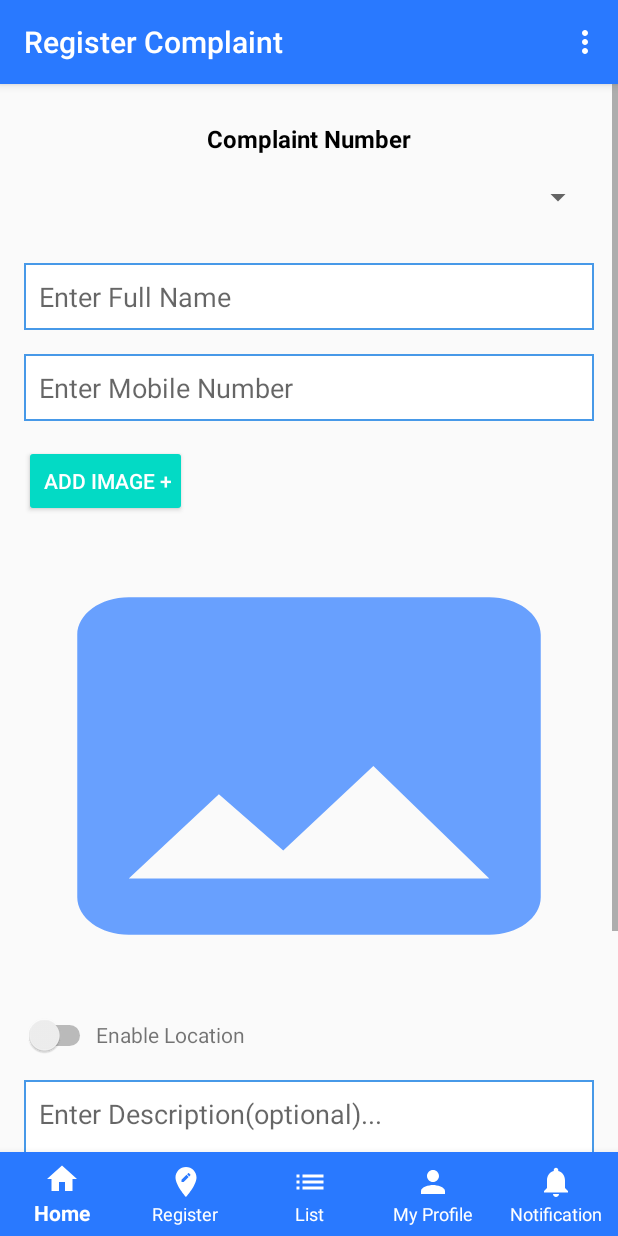
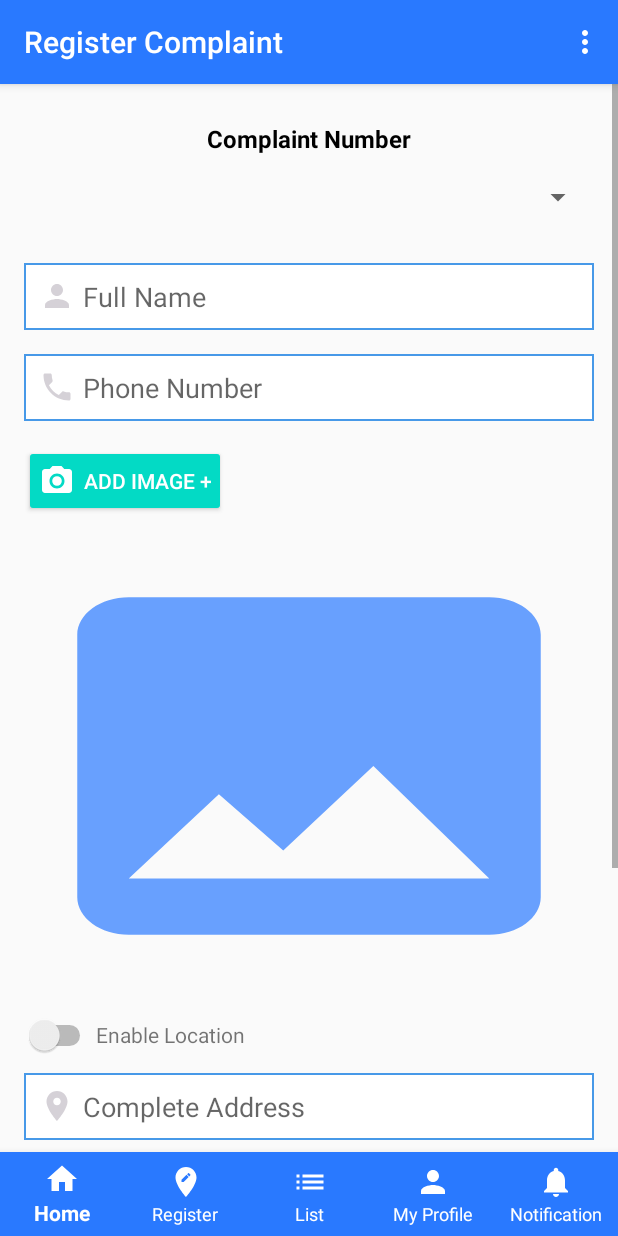
Before and after one commit to Yogesh136/HelloWorld, an Android app: the screen it shows after launch once a user with an empty profile is signed in (MainActivity), item 2 of the bottom bar chosen, on a phone screen of 412 x 824 dp. Run offline under Robolectric (Android 15) with nearby library versions, the phone set to English and light mode, and no system bars; our stand-ins replace Firebase (no records; nobody signed in at launch, a user with empty details on screens opened directly); pictures from the network do not load.

Commit message:
hello World

```diff
--- /dev/null
+++ b/app/src/main/res/drawable/camera_icon.xml
@@ -0,0 +1,6 @@
+<vector android:height="24dp" android:tint="#FFFFFF"
+    android:viewportHeight="24.0" android:viewportWidth="24.0"
+    android:width="24dp" xmlns:android="http://schemas.android.com/apk/res/android">
+    <path android:fillColor="#FF000000" android:pathData="M12,12m-3.2,0a3.2,3.2 0,1 1,6.4 0a3.2,3.2 0,1 1,-6.4 0"/>
+    <path android:fillColor="#FF000000" android:pathData="M9,2L7.17,4L4,4c-1.1,0 -2,0.9 -2,2v12c0,1.1 0.9,2 2,2h16c1.1,0 2,-0.9 2,-2L22,6c0,-1.1 -0.9,-2 -2,-2h-3.17L15,2L9,2zM12,17c-2.76,0 -5,-2.24 -5,-5s2.24,-5 5,-5 5,2.24 5,5 -2.24,5 -5,5z"/>
+</vector>
--- /dev/null
+++ b/app/src/main/res/drawable/ic_add_a_photo_black_24dp.xml
@@ -0,0 +1,5 @@
+<vector android:height="24dp" android:tint="#448AFF"
+    android:viewportHeight="24.0" android:viewportWidth="24.0"
+    android:width="24dp" xmlns:android="http://schemas.android.com/apk/res/android">
+    <path android:fillColor="#FF000000" android:pathData="M3,4L3,1h2v3h3v2L5,6v3L3,9L3,6L0,6L0,4h3zM6,10L6,7h3L9,4h7l1.83,2L21,6c1.1,0 2,0.9 2,2v12c0,1.1 -0.9,2 -2,2L5,22c-1.1,0 -2,-0.9 -2,-2L3,10h3zM13,19c2.76,0 5,-2.24 5,-5s-2.24,-5 -5,-5 -5,2.24 -5,5 2.24,5 5,5zM9.8,14c0,1.77 1.43,3.2 3.2,3.2s3.2,-1.43 3.2,-3.2 -1.43,-3.2 -3.2,-3.2 -3.2,1.43 -3.2,3.2z"/>
+</vector>
--- /dev/null
+++ b/app/src/main/res/drawable/location_icon.xml
@@ -0,0 +1,5 @@
+<vector android:height="24dp" android:tint="#D5D1D7"
+    android:viewportHeight="24.0" android:viewportWidth="24.0"
+    android:width="24dp" xmlns:android="http://schemas.android.com/apk/res/android">
+    <path android:fillColor="#FF000000" android:pathData="M12,2C8.13,2 5,5.13 5,9c0,5.25 7,13 7,13s7,-7.75 7,-13c0,-3.87 -3.13,-7 -7,-7zM12,11.5c-1.38,0 -2.5,-1.12 -2.5,-2.5s1.12,-2.5 2.5,-2.5 2.5,1.12 2.5,2.5 -1.12,2.5 -2.5,2.5z"/>
+</vector>
--- /dev/null
+++ b/app/src/main/res/drawable/mail_icon.xml
@@ -0,0 +1,5 @@
+<vector android:height="24dp" android:tint="#D5D1D7"
+    android:viewportHeight="24.0" android:viewportWidth="24.0"
+    android:width="24dp" xmlns:android="http://schemas.android.com/apk/res/android">
+    <path android:fillColor="#FF000000" android:pathData="M20,4L4,4c-1.1,0 -1.99,0.9 -1.99,2L2,18c0,1.1 0.9,2 2,2h16c1.1,0 2,-0.9 2,-2L22,6c0,-1.1 -0.9,-2 -2,-2zM20,18L4,18L4,8l8,5 8,-5v10zM12,11L4,6h16l-8,5z"/>
+</vector>
--- /dev/null
+++ b/app/src/main/res/drawable/password_icon.xml
@@ -0,0 +1,5 @@
+<vector android:height="24dp" android:tint="#D5D1D7"
+    android:viewportHeight="24.0" android:viewportWidth="24.0"
+    android:width="24dp" xmlns:android="http://schemas.android.com/apk/res/android">
+    <path android:fillColor="#FF000000" android:pathData="M12.65,10C11.83,7.67 9.61,6 7,6c-3.31,0 -6,2.69 -6,6s2.69,6 6,6c2.61,0 4.83,-1.67 5.65,-4H17v4h4v-4h2v-4H12.65zM7,14c-1.1,0 -2,-0.9 -2,-2s0.9,-2 2,-2 2,0.9 2,2 -0.9,2 -2,2z"/>
+</vector>
--- /dev/null
+++ b/app/src/main/res/drawable/person_icon.xml
@@ -0,0 +1,5 @@
+<vector android:height="24dp" android:tint="#D5D1D7"
+    android:viewportHeight="24.0" android:viewportWidth="24.0"
+    android:width="24dp" xmlns:android="http://schemas.android.com/apk/res/android">
+    <path android:fillColor="#FF000000" android:pathData="M12,12c2.21,0 4,-1.79 4,-4s-1.79,-4 -4,-4 -4,1.79 -4,4 1.79,4 4,4zM12,14c-2.67,0 -8,1.34 -8,4v2h16v-2c0,-2.66 -5.33,-4 -8,-4z"/>
+</vector>
--- /dev/null
+++ b/app/src/main/res/drawable/phone_icon.xml
@@ -0,0 +1,5 @@
+<vector android:height="24dp" android:tint="#D5D1D7"
+    android:viewportHeight="24.0" android:viewportWidth="24.0"
+    android:width="24dp" xmlns:android="http://schemas.android.com/apk/res/android">
+    <path android:fillColor="#FF000000" android:pathData="M6.62,10.79c1.44,2.83 3.76,5.14 6.59,6.59l2.2,-2.2c0.27,-0.27 0.67,-0.36 1.02,-0.24 1.12,0.37 2.33,0.57 3.57,0.57 0.55,0 1,0.45 1,1V20c0,0.55 -0.45,1 -1,1 -9.39,0 -17,-7.61 -17,-17 0,-0.55 0.45,-1 1,-1h3.5c0.55,0 1,0.45 1,1 0,1.25 0.2,2.45 0.57,3.57 0.11,0.35 0.03,0.74 -0.25,1.02l-2.2,2.2z"/>
+</vector>
--- a/app/src/main/res/layout/fragment_register.xml
+++ b/app/src/main/res/layout/fragment_register.xml
@@ -40,11 +40,14 @@
             android:layout_below="@+id/departmentSpinner"
             android:layout_margin="16dp"
             android:padding="10dp"
-            android:hint="Enter Full Name"
+            android:hint="Full Name"
+            android:drawableLeft="@drawable/person_icon"
+            android:drawablePadding="5dp"
             android:background="@drawable/editextstyle"
-            android:inputType="textPersonName"
+            android:inputType="textPersonName|textCapWords"
             android:layout_marginStart="2dp"
-            android:layout_marginLeft="2dp" />
+            android:layout_marginLeft="2dp"
+            android:drawableStart="@drawable/person_icon" />
 
         <EditText
             android:id="@+id/numberEditText"
@@ -56,31 +59,36 @@
             android:layout_marginRight="16dp"
             android:layout_marginEnd="16dp"
             android:padding="10dp"
-            android:hint="Enter Mobile Number"
+            android:drawableLeft="@drawable/phone_icon"
+            android:drawablePadding="5dp"
+            android:hint="Phone Number"
             android:background="@drawable/editextstyle"
             android:inputType="number"
-            />
+            android:drawableStart="@drawable/phone_icon" />
 
         <Button
             android:id="@+id/cameraButton"
+            style="@android:style/Widget.Material.Button.Colored"
             android:layout_width="wrap_content"
             android:layout_height="wrap_content"
             android:layout_below="@+id/numberEditText"
+            android:layout_marginStart="16dp"
+            android:layout_marginLeft="16dp"
             android:layout_marginTop="16dp"
-            android:layout_marginLeft="16dp"
-            android:text=" Add Image +"
-            style="@android:style/Widget.Material.Button.Colored"
+            android:drawableLeft="@drawable/camera_icon"
+            android:drawablePadding="5dp"
+            android:text="ADD IMAGE +"
+            android:padding="10dp"
             android:textColor="@color/colorWhite"
-            android:layout_marginStart="16dp"
-            android:padding="10dp"/>
+            android:drawableStart="@drawable/camera_icon" />
 
         <ImageView
             android:id="@+id/capturedImageView"
             android:layout_width="match_parent"
             android:layout_height="300dp"
-            android:scaleType="fitXY"
             android:layout_below="@+id/cameraButton"
             android:layout_marginTop="16dp"
+            android:scaleType="fitXY"
             android:background="@drawable/post_default_image"
             tools:ignore="VectorDrawableCompat" />
 
@@ -93,8 +101,6 @@
             android:layout_marginLeft="16dp"
             android:layout_marginStart="16dp" />
 
-
-
         <TextView
             android:id="@+id/textView"
             android:layout_width="wrap_content"
@@ -105,24 +111,24 @@
             android:layout_below="@+id/capturedImageView"
             android:layout_toEndOf="@+id/locationSwitch" />
 
-        <TextView
-            android:id="@+id/addressTextView"
-            android:layout_width="wrap_content"
+        <EditText
+            android:id="@+id/addressEditText"
+            android:layout_width="match_parent"
             android:layout_height="wrap_content"
-            android:text="Complaint Address"
-            android:layout_below="@+id/locationSwitch"
-            android:textSize="16sp"
-            android:textStyle="bold"
-            android:layout_marginTop="16dp"
-            android:layout_marginLeft="16dp"
-            android:layout_marginStart="16dp"
-            android:visibility="gone"/>
+            android:layout_below="@id/textView"
+            android:hint="Complete Address"
+            android:layout_margin="16dp"
+            android:padding="10dp"
+            android:drawableLeft="@drawable/location_icon"
+            android:drawablePadding="5dp"
+            android:inputType="textPostalAddress|textMultiLine"
+            android:background="@drawable/editextstyle" />
 
         <EditText
             android:id="@+id/complaintDescriptionEditText"
             android:layout_width="match_parent"
             android:layout_height="wrap_content"
-            android:layout_below="@+id/addressTextView"
+            android:layout_below="@+id/addressEditText"
             android:layout_marginTop="16dp"
             android:layout_marginStart="16dp"
             android:layout_marginEnd="16dp"
```
Also changed, not shown: app/src/main/AndroidManifest.xml (+7 -10 lines), app/src/main/java/yogesh/com/Fragments/RegisterFragment.java (+95 -106 lines), app/src/main/res/drawable/registeredittext.xml (added, +18 -0 lines), app/src/main/res/layout/activity_login_user.xml (+6 -3 lines), app/src/main/res/layout/activity_register_user.xml (+8 -6 lines), app/src/main/res/values/styles.xml (+7 -0 lines).
